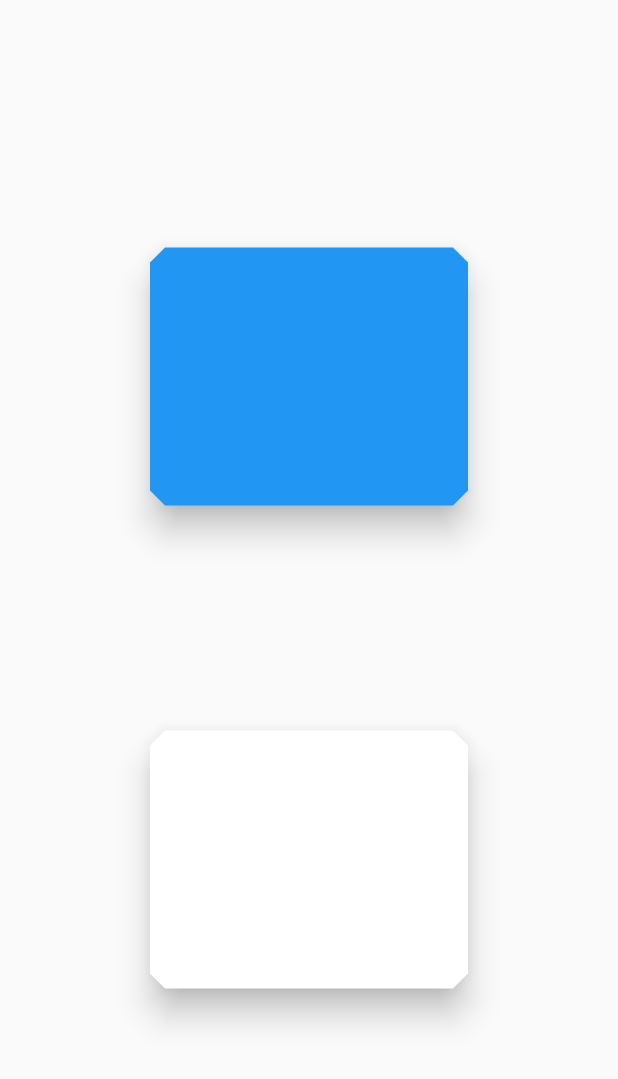
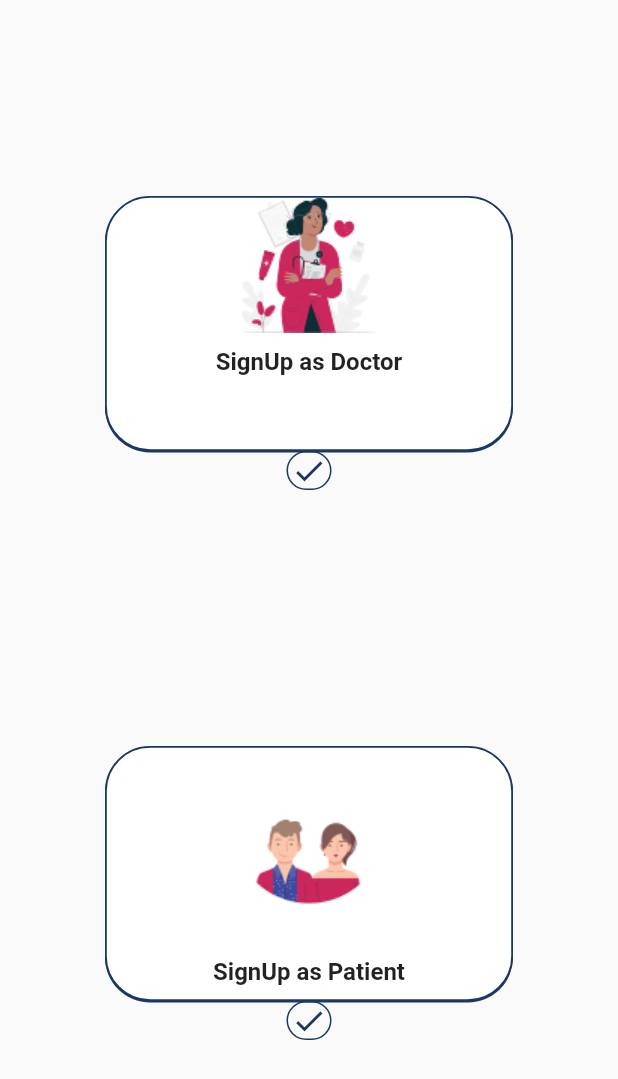
Before and after one commit to Singh-Shivani/Voice_Prescription, a Flutter app: the screen it shows after launch, after a tap on "Sign Up", on a phone screen of 412 x 824 dp. Shown: the top 1079 px of the screen. Run offline on Flutter 3.47's test engine with Material 2 defaults, Android fonts, the phone set to English and light mode, and no system bars.

Commit message:
signup page- cards done

```diff
--- a/lib/screens/sign_up.dart
+++ b/lib/screens/sign_up.dart
@@ -1,3 +1,4 @@
+import 'package:flutter/cupertino.dart';
 import 'package:flutter/material.dart';
 
 class SignUp extends StatelessWidget {
@@ -9,40 +10,96 @@ class SignUp extends StatelessWidget {
       home: Scaffold(
         body: SafeArea(
           child: Container(
-            child: Stack(
-              children: <Widget>[
-                Align(
-                  alignment: AlignmentDirectional(0, -0.5),
-                  child: Container(
-                    height: 180,
-                    width: 220,
-                    child: Card(
-                      shape: BeveledRectangleBorder(
-                        borderRadius: BorderRadius.circular(10.0),
-                      ),
-                      color: Colors.blue,
-                      elevation: 9,
-                    ),
-                  ),
-                ),
-                Align(
-                  alignment: AlignmentDirectional(0, 0.5),
-                  child: Container(
-                    height: 180,
-                    width: 220,
-                    child: Card(
-                      shape: BeveledRectangleBorder(
-                        borderRadius: BorderRadius.circular(10.0),
-                      ),
-                      elevation: 9,
-                    ),
-                  ),
-                ),
-              ],
-            ),
-          ),
+              child: Column(
+            mainAxisAlignment: MainAxisAlignment.spaceEvenly,
+            children: <Widget>[
+//              Image.asset('images/X - SignUp.png'),
+              SignupCards(
+                image: Image.asset('images/Doctor_DP.png'),
+                text: 'SignUp as Doctor',
+              ),
+              SignupCards(
+                image: Image.asset('images/Patient_DP.png'),
+                text: 'SignUp as Patient',
+              ),
+            ],
+          )),
         ),
       ),
     );
   }
 }
+
+class SignupCards extends StatelessWidget {
+  SignupCards({this.image, this.text});
+
+  final Image image;
+  final String text;
+
+  @override
+  Widget build(BuildContext context) {
+    return Container(
+      padding: EdgeInsets.symmetric(vertical: 40, horizontal: 70),
+      child: Column(
+        children: <Widget>[
+          Column(
+            children: <Widget>[
+              Container(
+                child: Column(
+                  children: <Widget>[
+                    image,
+                    SizedBox(
+                      height: 10,
+                    ),
+                    Text(
+                      text,
+                      style:
+                          TextStyle(fontSize: 16, fontWeight: FontWeight.bold),
+                    ),
+                  ],
+                ),
+                height: 170,
+                width: double.infinity,
+                decoration: BoxDecoration(
+                  color: Colors.white,
+                  borderRadius: BorderRadius.circular(30),
+                  border: Border.all(
+                    color: Color.fromRGBO(27, 55, 100, 1),
+                    width: 1.2,
+                  ),
+                  boxShadow: <BoxShadow>[
+                    BoxShadow(
+                      color: Color.fromRGBO(27, 55, 100, 1),
+                      offset: Offset(0, 0.95),
+                    ),
+                  ],
+                ),
+              ),
+            ],
+          ),
+          RoundIcon(),
+        ],
+      ),
+    );
+  }
+}
+
+class RoundIcon extends StatelessWidget {
+  @override
+  Widget build(BuildContext context) {
+    return Container(
+      width: 30,
+      decoration: BoxDecoration(
+        borderRadius: BorderRadius.circular(30),
+        border: Border.all(
+          color: Color.fromRGBO(27, 55, 100, 1),
+          width: 1,
+        ),
+      ),
+      child: Icon(
+        Icons.check,
+        color: Color.fromRGBO(27, 55, 100, 1),
+      ),
+    );
+  }
+}
--- a/pubspec.yaml
+++ b/pubspec.yaml
@@ -10,6 +10,7 @@ dependencies:
   flutter:
     sdk: flutter
   cupertino_icons: ^0.1.2
+  flutter_svg: ^0.17.4
 
 dev_dependencies:
   flutter_test:
```
Also changed, not shown: images/Doctor_DP.png (added), images/Doctor_DP.svg (added), images/Patient_DP.png (added), images/Patient_DP.svg (added), images/X - SignUp.png (added), pubspec.lock.
